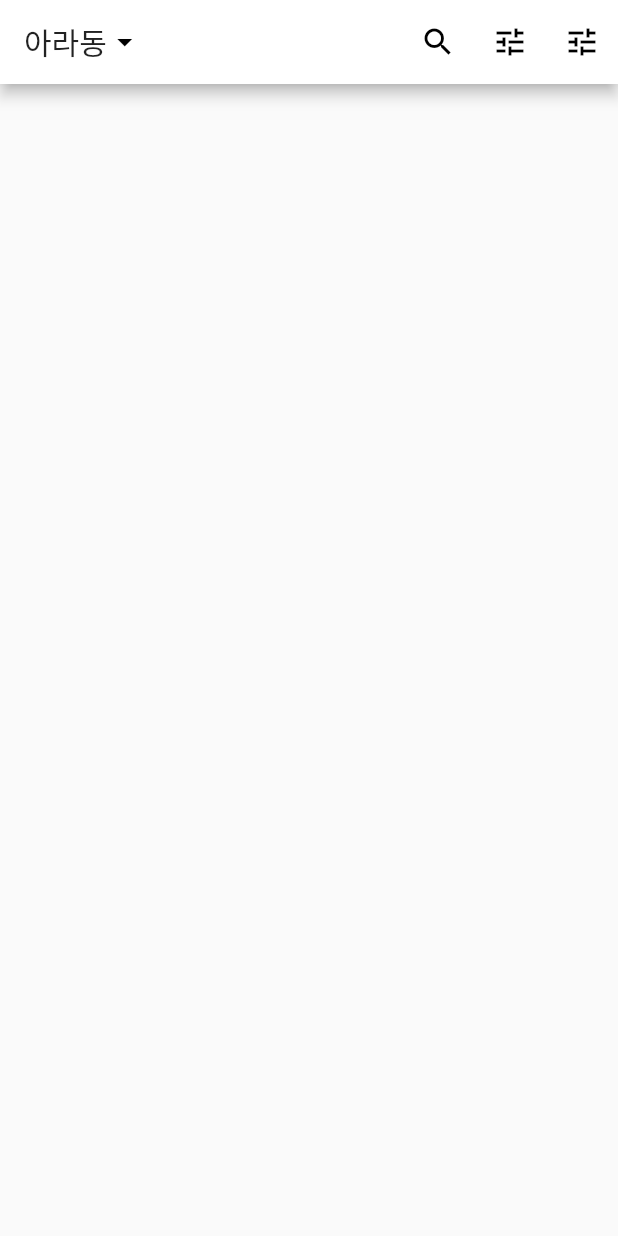
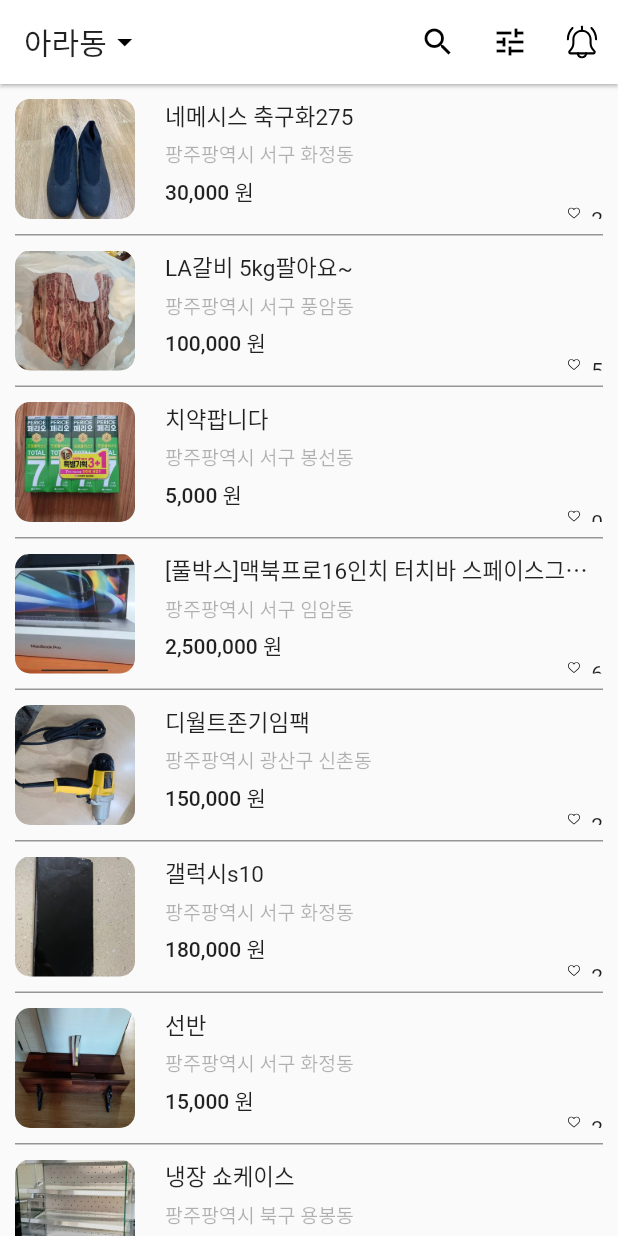
Before and after one commit to Ohgyuchan/shopping_clone, a Flutter app: the screen it shows after launch, on a phone screen of 412 x 824 dp. Run offline on Flutter 3.47's test engine with Material 2 defaults, Android fonts, the phone set to English and light mode, and no system bars; our stand-ins replace flutter_svg.

Commit message:
데이터 연결

```diff
--- a/lib/page/home.dart
+++ b/lib/page/home.dart
@@ -1,4 +1,6 @@
 import 'package:flutter/material.dart';
+import 'package:flutter_svg/svg.dart';
+import 'package:intl/intl.dart';
 
 class Home extends StatefulWidget {
   const Home({Key? key}) : super(key: key);
@@ -8,10 +10,88 @@
 }
 
 class _HomeState extends State<Home> {
+  List<Map<String, String>> data = [];
+
   @override
-  Widget build(BuildContext context) {
-    return Scaffold(
-      appBar: AppBar(
+  void initState() {
+    super.initState();
+
+    data = [
+      {
+        "image": "assets/images/ara-1.jpg",
+        "title": "네메시스 축구화275",
+        "location": "팡주팡역시 서구 화정동",
+        "price": "30,000",
+        "likes": "2"
+      },
+      {
+        "image": "assets/images/ara-2.jpg",
+        "title": "LA갈비 5kg팔아요~",
+        "location": "팡주팡역시 서구 풍암동",
+        "price": "100,000",
+        "likes": "5"
+      },
+      {
+        "image": "assets/images/ara-3.jpg",
+        "title": "치약팝니다",
+        "location": "팡주팡역시 서구 봉선동",
+        "price": "5,000",
+        "likes": "0"
+      },
+      {
+        "image": "assets/images/ara-4.jpg",
+        "title": "[풀박스]맥북프로16인치 터치바 스페이스그레이 256GB",
+        "location": "팡주팡역시 서구 임암동",
+        "price": "2,500,000",
+        "likes": "6"
+      },
+      {
+        "image": "assets/images/ara-5.jpg",
+        "title": "디월트존기임팩",
+        "location": "팡주팡역시 광산구 신촌동",
+        "price": "150,000",
+        "likes": "2"
+      },
+      {
+        "image": "assets/images/ara-6.jpg",
+        "title": "갤럭시s10",
+        "location": "팡주팡역시 서구 화정동",
+        "price": "180,000",
+        "likes": "2"
+      },
+      {
+        "image": "assets/images/ara-7.jpg",
+        "title": "선반",
+        "location": "팡주팡역시 서구 화정동",
+        "price": "15,000",
+        "likes": "2"
+      },
+      {
+        "image": "assets/images/ara-8.jpg",
+        "title": "냉장 쇼케이스",
+        "location": "팡주팡역시 북구 용봉동",
+        "price": "80,000",
+        "likes": "3"
+      },
+      {
+        "image": "assets/images/ara-9.jpg",
+        "title": "대우 미니냉장고",
+        "location": "팡주팡역시 서구 화정동",
+        "price": "30,000",
+        "likes": "3"
+      },
+      {
+        "image": "assets/images/ara-10.jpg",
+        "title": "멜킨스 풀업 턱걸이 판매합니다.",
+        "location": "팡주팡역시 서구 풍암동",
+        "price": "50,000",
+        "likes": "7"
+      },
+    ];
+  }
+
+  AppBar _appBarWidget() {
+    return AppBar(
       title: GestureDetector(
         onTap: () {
           print('click');
@@ -28,12 +108,111 @@
           ],
         ),
       ),
+      elevation: 1,
       actions: [
         IconButton(onPressed: () {}, icon: Icon(Icons.search)),
         IconButton(onPressed: () {}, icon: Icon(Icons.tune)),
-          IconButton(onPressed: () {}, icon: Icon(Icons.tune)),
+        IconButton(
+            onPressed: () {},
+            icon: SvgPicture.asset(
+              'assets/svg/bell.svg',
+              width: 22,
+            )),
+      ],
+    );
+  }
+
+  final oCcy = new NumberFormat("#,###", "ko_KR");
+  String calcStringToWon(String priceString) {
+    return "${oCcy.format(int.parse(priceString))} 원";
+  }
+
+  Widget bodyWidget() {
+    return ListView.separated(
+      padding: const EdgeInsets.symmetric(horizontal: 10),
+      itemBuilder: (BuildContext _context, int index) {
+        return Container(
+          padding: const EdgeInsets.symmetric(vertical: 10),
+          height: 100,
+          child: Row(
+            children: [
+              ClipRRect(
+                borderRadius: BorderRadius.all(
+                  Radius.circular((10)),
+                ),
+                child: Image.asset(
+                  "${data[index]["image"]}",
+                ),
+              ),
+              Expanded(
+                child: Container(
+                  padding: const EdgeInsets.only(left: 20),
+                  height: 100,
+                  child: Column(
+                    crossAxisAlignment: CrossAxisAlignment.start,
+                    children: [
+                      Text(
+                        "${data[index]["title"]}",
+                        style: TextStyle(fontSize: 15),
+                        overflow: TextOverflow.ellipsis,
+                      ),
+                      SizedBox(
+                        height: 5,
+                      ),
+                      Text(
+                        "${data[index]["location"]}",
+                        style: TextStyle(
+                          fontSize: 13,
+                          color: Colors.black.withOpacity(0.3),
+                        ),
+                      ),
+                      SizedBox(
+                        height: 5,
+                      ),
+                      Text(
+                        "${data[index]["price"]} 원",
+                        style: TextStyle(fontWeight: FontWeight.w500),
+                      ),
+                      Expanded(
+                        child: Row(
+                          mainAxisAlignment: MainAxisAlignment.end,
+                          crossAxisAlignment: CrossAxisAlignment.end,
+                          children: [
+                            SvgPicture.asset(
+                              "assets/svg/heart_off.svg",
+                              height: 13,
+                              width: 13,
+                            ),
+                            SizedBox(
+                              width: 5,
+                            ),
+                            Text("${data[index]["likes"]}"),
+                          ],
+                        ),
+                      ),
+                    ],
+                  ),
+                ),
+              ),
             ],
           ),
         );
+      },
+      separatorBuilder: (BuildContext _context, int index) {
+        return Container(
+          height: 1,
+          color: Colors.black.withOpacity(0.4),
+        );
+      },
+      itemCount: 10,
+    );
+  }
+
+  @override
+  Widget build(BuildContext context) {
+    return Scaffold(
+      appBar: _appBarWidget(),
+      body: bodyWidget(),
+    );
   }
 }
--- a/pubspec.yaml
+++ b/pubspec.yaml
@@ -29,6 +29,7 @@
   # Use with the CupertinoIcons class for iOS style icons.
   cupertino_icons: ^1.0.2
   flutter_svg: ^0.22.0
+  intl: ^0.17.0
 
 dev_dependencies:
   flutter_test:
```
Also changed, not shown: pubspec.lock. Lines whose indentation alone changed are shown as unchanged.
